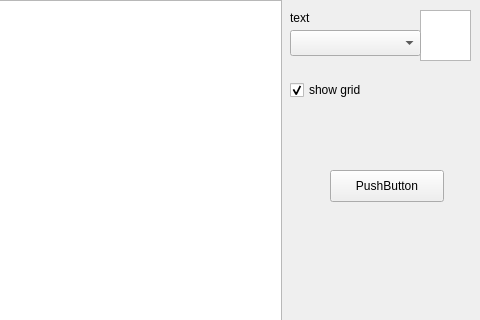
Above: mainwindow.ui from Vazzi/Stalker-Editor before the change; both pictures show x 520 to 1000 and y 0 to 320 of the 1000 by 602 pixel window. Below: the same form after it.
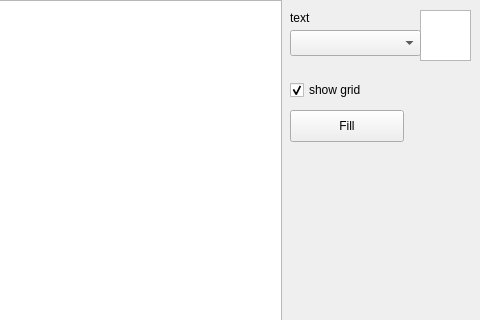
That is the form after the change.

Commit message: Fill all screen

Diff of the .ui file:
```diff
--- a/mainwindow.ui
+++ b/mainwindow.ui
@@ -92,14 +92,14 @@
    <widget class="QPushButton" name="pushButton">
     <property name="geometry">
      <rect>
-      <x>850</x>
-      <y>170</y>
+      <x>810</x>
+      <y>110</y>
       <width>114</width>
       <height>32</height>
      </rect>
     </property>
     <property name="text">
-     <string>PushButton</string>
+     <string>Fill</string>
     </property>
    </widget>
    <widget class="QGraphicsView" name="graphicsView_2">
```
Left out of the diff: 2 changed lines with no effect on the pictures. The commit also changes 4 other files.
